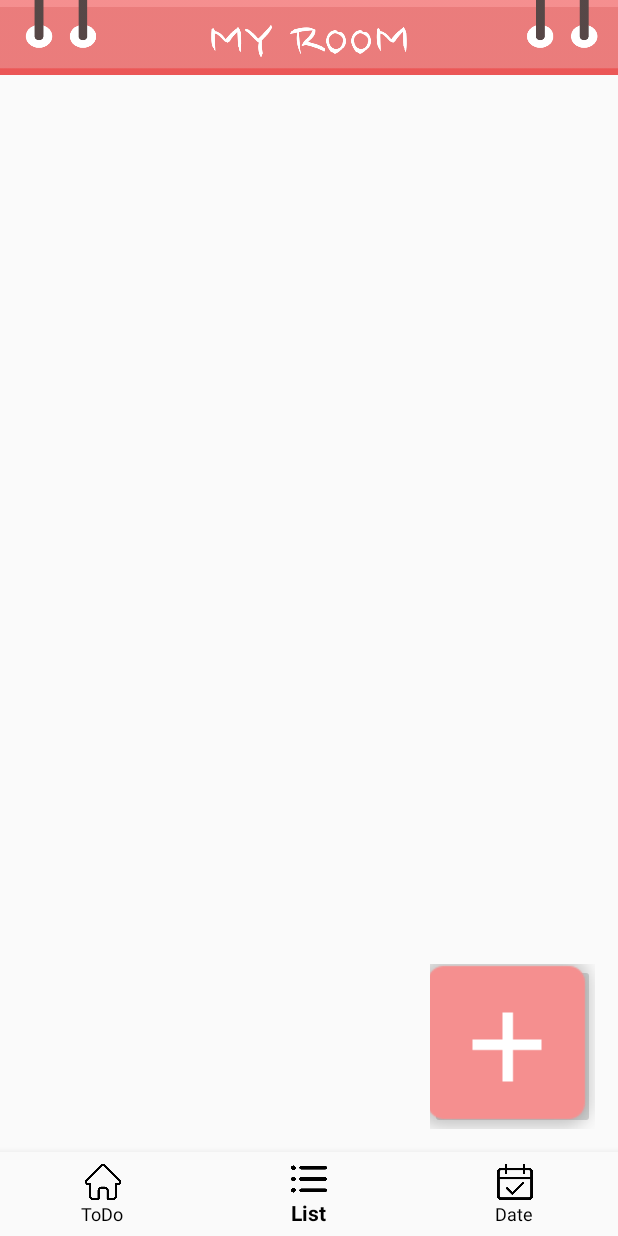
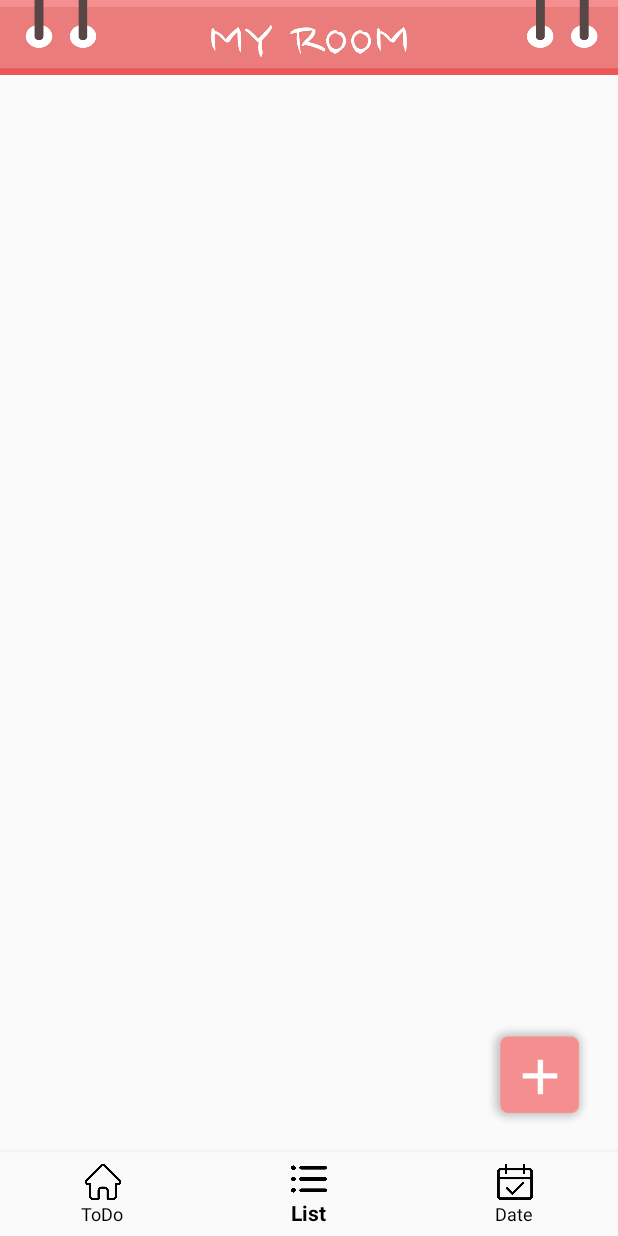
Before and after one commit to hynzlee/Temp, an Android app: the Fragment1 screen opened directly, with no data from a screen before it, item 2 of the bottom bar chosen, on a phone screen of 412 x 824 dp. Run offline under Robolectric (Android 15) with nearby library versions, the phone set to English and light mode, and no system bars; pictures from the network do not load; 4 statements that could not run were skipped.

Commit message:
tab1 fix

```diff
--- a/app/src/main/java/com/sample/fortest/Fragment2.java
+++ b/app/src/main/java/com/sample/fortest/Fragment2.java
@@ -17,6 +17,7 @@ import android.widget.Toast;
 import androidx.fragment.app.Fragment;
 import androidx.recyclerview.widget.LinearLayoutManager;
 import androidx.recyclerview.widget.RecyclerView;
+import androidx.swiperefreshlayout.widget.SwipeRefreshLayout;
 
 import com.google.android.material.floatingactionbutton.FloatingActionButton;
 
@@ -35,12 +36,18 @@ public class Fragment2 extends Fragment {
     DateUtil dateUtil;
     ArrayList<String> guestList;
     ArrayList<HashMap<String, String>> room;
+    private SwipeRefreshLayout swipeRefreshLayout;
+
     @Override
     public View onCreateView(LayoutInflater inflater, ViewGroup container,
                              Bundle savedInstanceState) {
         // Inflate the layout for this fragment
         view = inflater.inflate(R.layout.fragment_2, container, false);
-         room = ((MainActivity)getActivity()).getMachIDtoRoomList();
+
+        swipeRefreshLayout = view.findViewById(R.id.tab2_swipe);
+
+
+        room = ((MainActivity)getActivity()).getMachIDtoRoomList();
 
         dialog = new Dialog(getContext());
         dialog.setContentView(R.layout.dialog);
@@ -53,6 +60,14 @@ public class Fragment2 extends Fragment {
             }
         });
         refresh();
+        swipeRefreshLayout.setOnRefreshListener(new SwipeRefreshLayout.OnRefreshListener() {
+                @Override
+                public void onRefresh() {
+                    refresh();
+                    swipeRefreshLayout.setRefreshing(false);
+                }
+            }
+        );
         // 리사이클러뷰에 TodoAdapter 객체 지정.
         //RoomAdapter adapter = new RoomAdapter(room) ;
 
--- a/app/src/main/java/com/sample/fortest/RoomAdapter.java
+++ b/app/src/main/java/com/sample/fortest/RoomAdapter.java
@@ -6,6 +6,8 @@ import android.view.View;
 import android.view.ViewGroup;
 import android.widget.ArrayAdapter;
 import android.widget.BaseAdapter;
+import android.widget.Button;
+import android.widget.ImageButton;
 import android.widget.ImageView;
 import android.widget.TextView;
 
@@ -21,12 +23,13 @@ public class RoomAdapter extends ArrayAdapter {
     private List list;
 
     class ViewHolder {
+        public ImageButton iv_image;
+        public Button button;
         public ImageView iv_image1;
         public ImageView iv_image2;
         public ImageView iv_image3;
         public ImageView iv_image4;
         public TextView tv_1;
-        public TextView tv_2;
     }
 
     public RoomAdapter(Context context, ArrayList list) {
@@ -45,8 +48,9 @@ public class RoomAdapter extends ArrayAdapter {
 
         viewHolder = new RoomAdapter.ViewHolder();
         //viewHolder.tv_name = (TextView) convertView.findViewById(R.id.textView_name);
+
         viewHolder.tv_1 = (TextView) convertView.findViewById(R.id.roomName);
-
+        viewHolder.iv_image = (ImageButton) convertView.findViewById(R.id.groupImage);
         viewHolder.iv_image1 = (ImageView) convertView.findViewById(R.id.user1);
         viewHolder.iv_image2 = (ImageView) convertView.findViewById(R.id.user2);
         viewHolder.iv_image3 = (ImageView) convertView.findViewById(R.id.user3);
--- a/app/src/main/java/com/sample/fortest/TodoAdapter.java
+++ b/app/src/main/java/com/sample/fortest/TodoAdapter.java
@@ -76,7 +76,7 @@ public class TodoAdapter extends RecyclerView.Adapter<TodoAdapter.ViewHolder>
         private final TextView textView;
         private TextView editText;
         private ImageButton imageEditButton;
-        private Button  textEditButton;
+        private ImageButton  textEditButton;
 
 
 
@@ -86,7 +86,7 @@ public class TodoAdapter extends RecyclerView.Adapter<TodoAdapter.ViewHolder>
             this.textView = (TextView) view.findViewById(R.id.tdTitle);
             this.editText = (TextView) view.findViewById(R.id.tdEdit);
             this.imageEditButton = (ImageButton) view.findViewById(R.id.imgButton);
-            this.textEditButton = (Button) view.findViewById(R.id.button1_2);
+            this.textEditButton = (ImageButton) view.findViewById(R.id.button1_2);
         }
 
 
@@ -99,7 +99,7 @@ public class TodoAdapter extends RecyclerView.Adapter<TodoAdapter.ViewHolder>
 
         public ImageButton getImageButton() {return imageEditButton; }
 
-        public Button getTextEditButton() {return textEditButton; };
+        public ImageButton getTextEditButton() {return textEditButton; };
 
 
     }
--- a/app/src/main/res/layout/fragment_1.xml
+++ b/app/src/main/res/layout/fragment_1.xml
@@ -5,8 +5,7 @@
     xmlns:tools="http://schemas.android.com/tools"
     android:layout_width="match_parent"
     android:layout_height="match_parent"
-    android:id="@+id/tab1_swipe"
-    >
+    android:id="@+id/tab1_swipe">
 
     <LinearLayout
     android:layout_width="match_parent"
--- a/app/src/main/res/layout/fragment_2.xml
+++ b/app/src/main/res/layout/fragment_2.xml
@@ -1,8 +1,12 @@
 <?xml version="1.0" encoding="utf-8"?>
-<androidx.coordinatorlayout.widget.CoordinatorLayout
+<androidx.swiperefreshlayout.widget.SwipeRefreshLayout
     xmlns:android="http://schemas.android.com/apk/res/android"
     xmlns:app="http://schemas.android.com/apk/res-auto"
     xmlns:tools="http://schemas.android.com/tools"
+    android:layout_width="match_parent"
+    android:layout_height="match_parent"
+    android:id="@+id/tab2_swipe">
+    <androidx.coordinatorlayout.widget.CoordinatorLayout
         android:layout_width="match_parent"
         android:layout_height="match_parent">
 
@@ -21,15 +25,14 @@
 
         <ImageButton
             android:id="@+id/roomaddBut"
-        android:layout_width="110dp"
-        android:layout_height="110dp"
+            android:layout_width="100dp"
+            android:layout_height="100dp"
             android:layout_gravity="bottom|end"
-        android:layout_marginRight="15dp"
-        android:layout_marginBottom="15dp"
+            android:background="#FAFAFA"
             android:clickable="true"
             android:onClick="DialogClick"
-        android:scaleType="center"
-        android:src="@drawable/button1"
-        app:maxImageSize="100dp" />
+            android:scaleType="fitXY"
+            android:src="@drawable/button1"/>
 
     </androidx.coordinatorlayout.widget.CoordinatorLayout>
+</androidx.swiperefreshlayout.widget.SwipeRefreshLayout>
```
Also changed, not shown: app/src/main/res/layout/room_item.xml (+28 -29 lines), app/src/main/res/layout/todo_item.xml (+3 -6 lines), app/src/main/res/drawable-v24/loading.gif (added), app/src/main/res/drawable-v24/my_room_group.png (renamed from app/src/main/res/drawable/my_room_group.png). Lines whose indentation alone changed are shown as unchanged.
